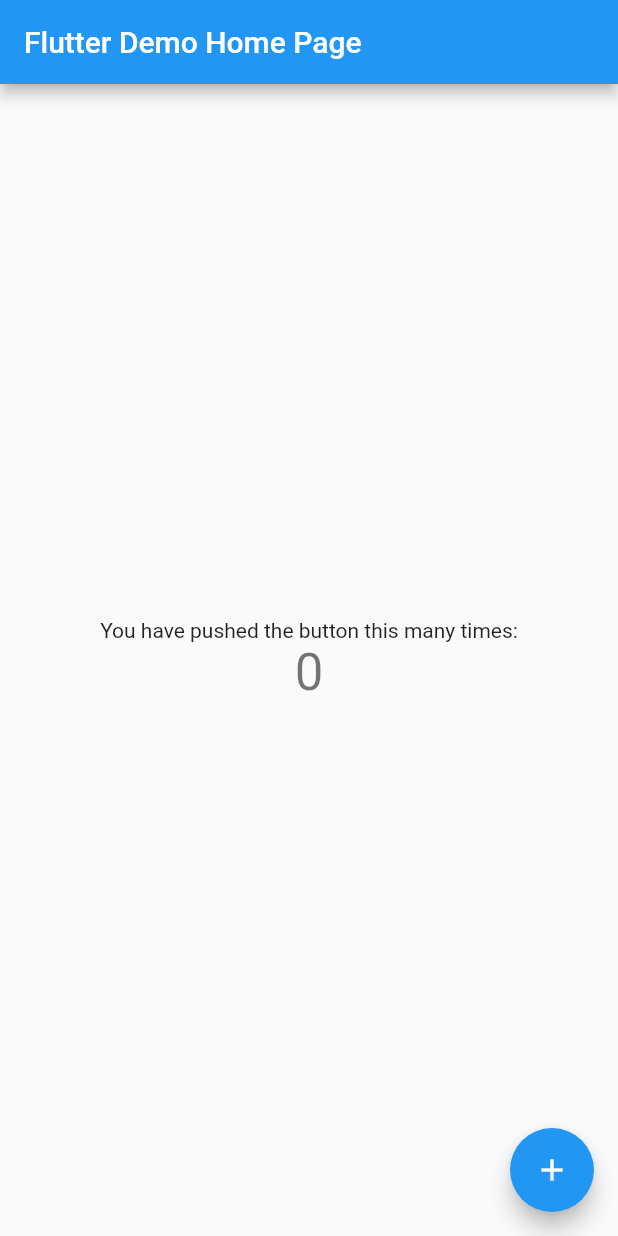
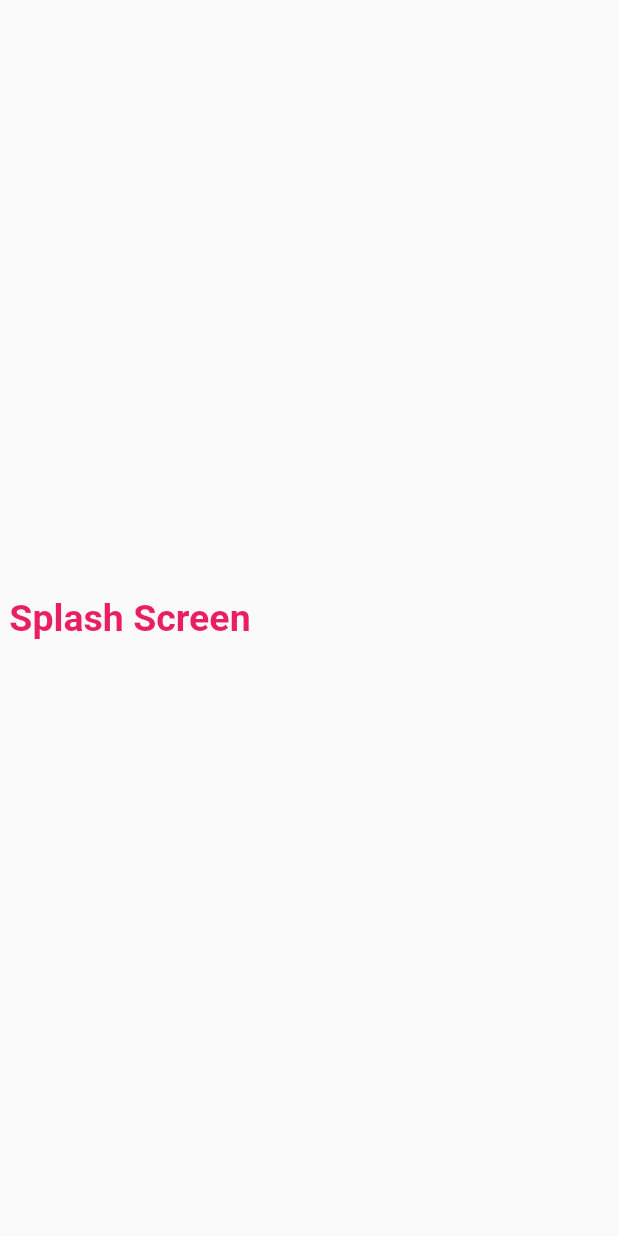
Before and after one commit to MohamedKomi/iti_shop, a Flutter app: the first screen one second after launch, on a phone screen of 412 x 824 dp. Run offline on Flutter 3.47's test engine with Material 2 defaults, Android fonts, the phone set to English and light mode, and no system bars.

Commit message:
splash screen

```diff
--- a/lib/main.dart
+++ b/lib/main.dart
@@ -1,4 +1,6 @@
 import 'package:flutter/material.dart';
+
+import 'splash/splash_screen.dart';
 
 void main() {
   runApp(const MyApp());
@@ -7,68 +9,11 @@ void main() {
 class MyApp extends StatelessWidget {
   const MyApp({Key? key}) : super(key: key);
 
-  // This widget is the root of your application.
   @override
   Widget build(BuildContext context) {
-    return MaterialApp(
-      title: 'Flutter Demo',
-      theme: ThemeData(
-
-        primarySwatch: Colors.blue,
-      ),
-      home: const MyHomePage(title: 'Flutter Demo Home Page'),
+    return const MaterialApp(
+      debugShowCheckedModeBanner: false,
+      home: SplashScreen(),
     );
   }
 }
-
-class MyHomePage extends StatefulWidget {
-  const MyHomePage({Key? key, required this.title}) : super(key: key);
-
-  final String title;
-
-  @override
-  State<MyHomePage> createState() => _MyHomePageState();
-}
-
-class _MyHomePageState extends State<MyHomePage> {
-  int _counter = 0;
-
-  void _incrementCounter() {
-    setState(() {
-
-      _counter++;
-    });
-  }
-
-  @override
-  Widget build(BuildContext context) {
-
-    return Scaffold(
-      appBar: AppBar(
-
-        title: Text(widget.title),
-      ),
-      body: Center(
-
-        child: Column(
-
-          mainAxisAlignment: MainAxisAlignment.center,
-          children: <Widget>[
-            const Text(
-              'You have pushed the button this many times:',
-            ),
-            Text(
-              '$_counter',
-              style: Theme.of(context).textTheme.headline4,
-            ),
-          ],
-        ),
-      ),
-      floatingActionButton: FloatingActionButton(
-        onPressed: _incrementCounter,
-        tooltip: 'Increment',
-        child: const Icon(Icons.add),
-      ), // This trailing comma makes auto-formatting nicer for build methods.
-    );
-  }
-}
--- /dev/null
+++ b/lib/sign_in/sign_in_screen.dart
@@ -0,0 +1,10 @@
+import 'package:flutter/material.dart';
+
+class SignScreen extends StatelessWidget {
+  const SignScreen({Key? key}) : super(key: key);
+
+  @override
+  Widget build(BuildContext context) {
+    return const Scaffold();
+  }
+}
--- /dev/null
+++ b/lib/splash/splash_screen.dart
@@ -0,0 +1,57 @@
+import 'dart:async';
+
+import 'package:flutter/material.dart';
+import 'package:iti_shop/sign_in/sign_in_screen.dart';
+
+class SplashScreen extends StatefulWidget {
+  const SplashScreen({Key? key}) : super(key: key);
+
+  @override
+  State<SplashScreen> createState() => _SplashScreenState();
+}
+
+class _SplashScreenState extends State<SplashScreen> {
+  Timer? _timer;
+  _startDelay() {
+    _timer = Timer(const Duration(seconds: 3), _goNext);
+  }
+
+  _goNext() {
+    Navigator.push(
+      context,
+      MaterialPageRoute(
+        builder: (context) => const SignScreen(),
+      ),
+    );
+  }
+
+  @override
+  void initState() {
+    super.initState();
+    _startDelay();
+  }
+
+  @override
+  Widget build(BuildContext context) {
+    return Scaffold(
+      body: Column(
+        mainAxisAlignment: MainAxisAlignment.center,
+        crossAxisAlignment: CrossAxisAlignment.center,
+        children: const [
+          Text(
+            'Splash Screen ',
+            textAlign: TextAlign.right,
+            style: TextStyle(
+                color: Colors.pink, fontSize: 25, fontWeight: FontWeight.bold),
+          )
+        ],
+      ),
+    );
+  }
+
+  @override
+  void dispose() {
+    super.dispose();
+    _timer?.cancel();
+  }
+}
```
